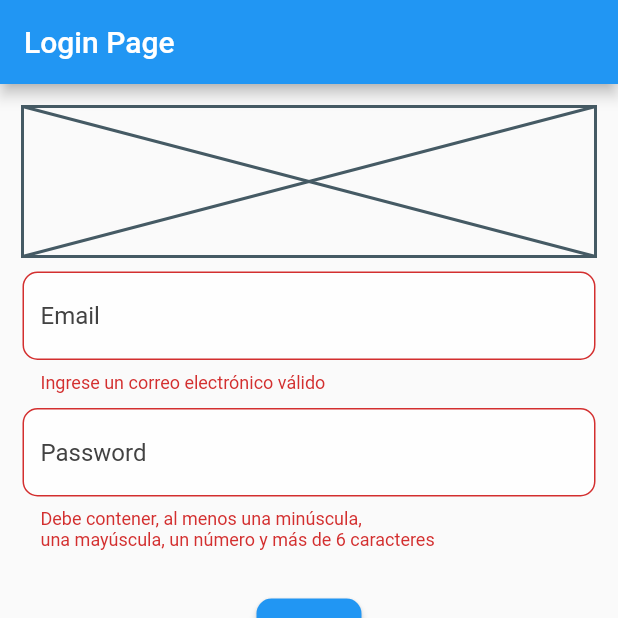
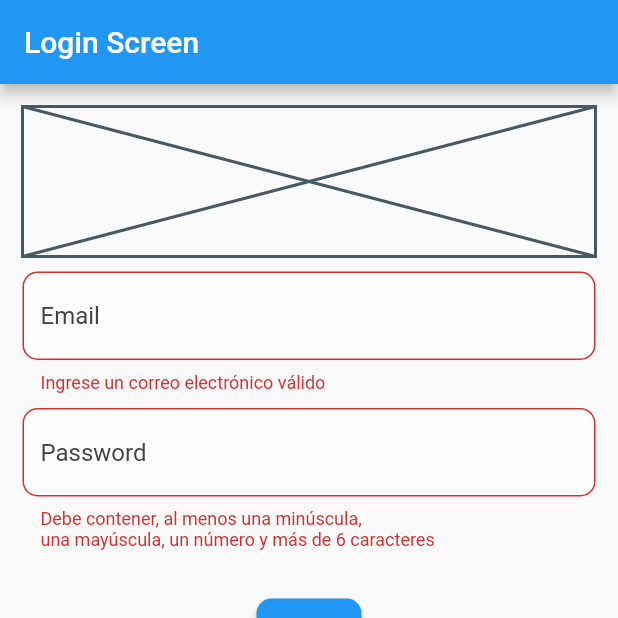
Before and after one commit to jorgesarabia/api_tv_challenge, a Flutter app: the screen it shows after launch, after a tap on "Log In", on a phone screen of 412 x 824 dp, the top half of it. Run offline on Flutter 3.47's test engine with Material 2 defaults, Android fonts, the phone set to English and light mode, and no system bars; our stand-ins replace dio, flutter_bloc, freezed_annotation, get_it, injectable, pretty_dio_logger and 2 more; accounts and stored records are empty.

Commit message:
Update the main screen

```diff
--- a/lib/app/presentation/landing_screen.dart
+++ b/lib/app/presentation/landing_screen.dart
@@ -13,7 +13,7 @@ class LandingScreen extends StatelessWidget {
       body: BlocBuilder<AuthBloc, AuthState>(
         builder: (context, state) {
           return state.map(
-            initial: (_) => Container(),
+            initial: (_) => const Center(child: CircularProgressIndicator()),
             isLoggedIn: (_) => const TabsScreen(),
             userIsNotLoggedIn: (_) => const LoginScreen(),
           );
--- a/lib/auth/application/auth/auth_bloc.dart
+++ b/lib/auth/application/auth/auth_bloc.dart
@@ -17,6 +17,8 @@ class AuthBloc extends Bloc<AuthEvent, AuthState> {
   final IAuthFacade _authFacade;
 
   void _mapAppIsStartingToState(event, Emitter<AuthState> emit) async {
+    emit(const AuthState.initial());
+
     final isLoggedIn = await _authFacade.getSignedInUser();
 
     if (isLoggedIn != null) {
--- a/lib/auth/infrastructure/auth_repository.dart
+++ b/lib/auth/infrastructure/auth_repository.dart
@@ -58,7 +58,7 @@ class AuthRepository implements IAuthFacade {
   }
 
   Future<void> _saveCurrentUser(AppUser user) async {
-    // await _storageService.setUserJsonString(jsonEncode(user));
+    await _storageService.setUserJsonString(jsonEncode(user));
   }
 
   @override
@@ -87,9 +87,6 @@ class AuthRepository implements IAuthFacade {
       return const AuthInteractionEvent.invalidCombination();
     }
 
-    print(result);
-    print(result[0]);
-
     final user = AppUser(
       firstName: result[0]['firstName'] as String,
       lastName: result[0]['lastName'] as String,
--- a/lib/auth/presentation/login/login_screen.dart
+++ b/lib/auth/presentation/login/login_screen.dart
@@ -21,7 +21,7 @@ class LoginScreen extends StatelessWidget {
       create: (_) => getIt<LoginBloc>(),
       child: Scaffold(
         appBar: AppBar(
-          title: const Text('Login Page'),
+          title: const Text('Login Screen'),
         ),
         body: SingleChildScrollView(
           child: Padding(
```
Also changed, not shown: lib/app/presentation/tabs_screen.dart (+8 -5 lines).
